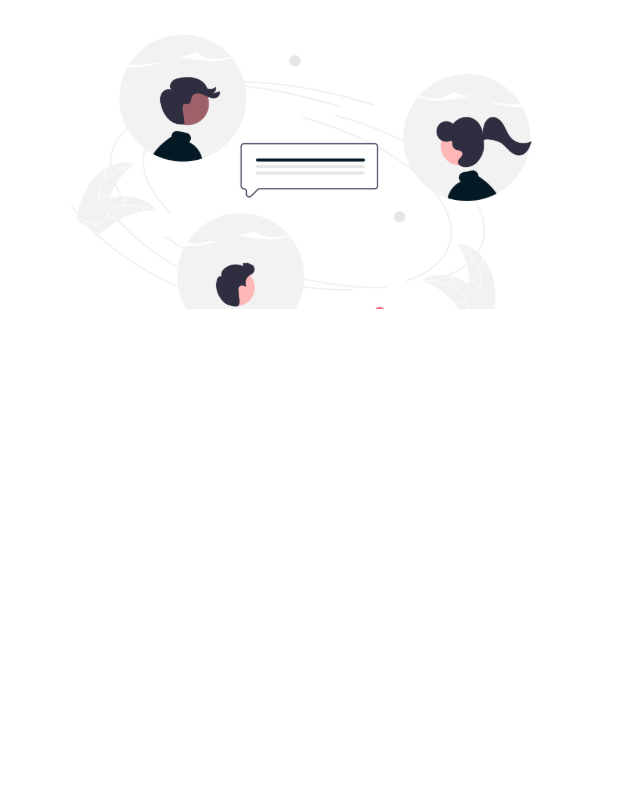
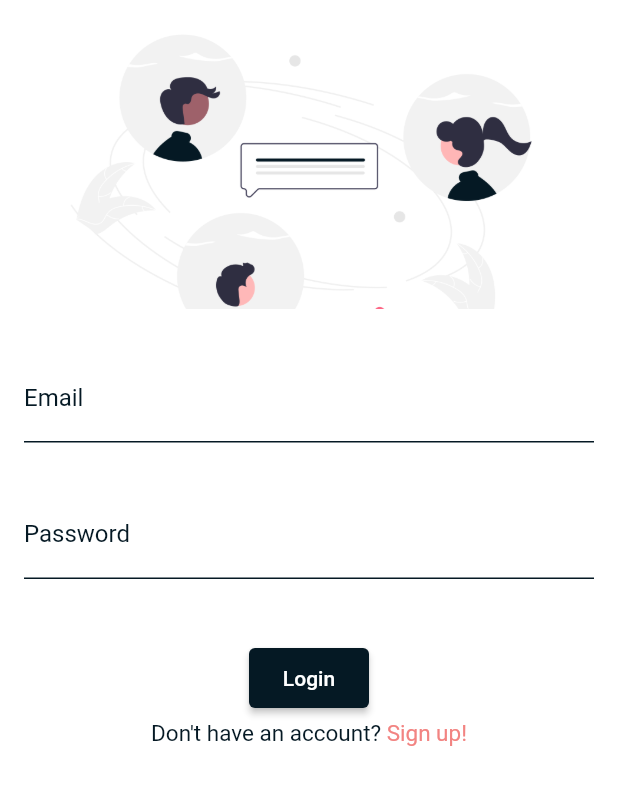
Before and after one commit to ahmadexe/Accord, a Flutter app: the screen it shows after launch, on a phone screen of 412 x 824 dp. Shown: the top 785 px of the screen. Run offline on Flutter 3.47's test engine with Material 2 defaults, Android fonts, the phone set to English and light mode, and no system bars; our stand-ins replace firebase_core, get; accounts and stored records are empty.

Commit message:
Login Screen UI

```diff
--- a/lib/screens/login_screen.dart
+++ b/lib/screens/login_screen.dart
@@ -1,3 +1,4 @@
+import 'package:accord/utils/colors.dart';
 import 'package:flutter/material.dart';
 
 class LoginScreen extends StatelessWidget {
@@ -21,9 +22,94 @@ class LoginScreen extends StatelessWidget {
                   ),
                 ),
               ),
+              const SizedBox(height: 14),
+              Padding(
+                padding: const EdgeInsets.all(16.0),
+                child: TextFormField(
+                  cursorColor: primaryColor,
+                  decoration: const InputDecoration(
+                    labelText: 'Email',
+                    hintText: 'Enter your email',
+                    labelStyle: TextStyle(
+                      color: primaryColor,
+                      fontSize: 16,
+                    ),
+                    enabledBorder: UnderlineInputBorder(
+                      borderSide: BorderSide(color: primaryColor),
+                    ),
+                    focusedBorder: UnderlineInputBorder(
+                      borderSide: BorderSide(color: primaryColor),
+                    ),
+                  ),
+                  style: const TextStyle(
+                    color: primaryColor,
+                    fontSize: 16,
+                  ),
+                ),
+              ),
+              Padding(
+                padding: const EdgeInsets.all(16.0),
+                child: TextFormField(
+                  cursorColor: primaryColor,
+                  obscureText: true,
+                  decoration: const InputDecoration(
+                    labelText: 'Password',
+                    hintText: 'Enter your password',
+                    labelStyle: TextStyle(
+                      color: primaryColor,
+                      fontSize: 16,
+                    ),
+                    enabledBorder: UnderlineInputBorder(
+                      borderSide: BorderSide(color: primaryColor),
+                    ),
+                    focusedBorder: UnderlineInputBorder(
+                      borderSide: BorderSide(color: primaryColor),
+                    ),
+                  ),
+                  style: const TextStyle(
+                    color: primaryColor,
+                    fontSize: 16,
+                  ),
+                ),
+              ),
+              const SizedBox(height: 30),
+              SizedBox(
+                  height: 40,
+                  width: 80,
+                  child: ElevatedButton(
+                      onPressed: () {},
+                      style: ButtonStyle(
+                          backgroundColor:
+                              MaterialStateProperty.all<Color>(primaryColor)),
+                      child: const Text(
+                        'Login',
+                        style: TextStyle(color: Colors.white),
+                      ))),
+              const SizedBox(height: 8),
+              GestureDetector(
+                  onTap: () {},
+                  child: Row(
+                    mainAxisAlignment: MainAxisAlignment.center,
+                    crossAxisAlignment: CrossAxisAlignment.center,
+                    children: const [
+                      Text(
+                        "Don't have an account? ",
+                        style: TextStyle(
+                          color: primaryColor,
+                          fontSize: 15,
+                        ),
+                      ),
+                      Text(
+                        "Sign up!",
+                        style: TextStyle(
+                          color: secondaryColor,
+                          fontSize: 15,
+                        ),
+                      ),
                     ],
-        )
-      ),
+                  )),
+            ],
+          )),
     );
   }
 }
```
Lines whose indentation alone changed are shown as unchanged.
